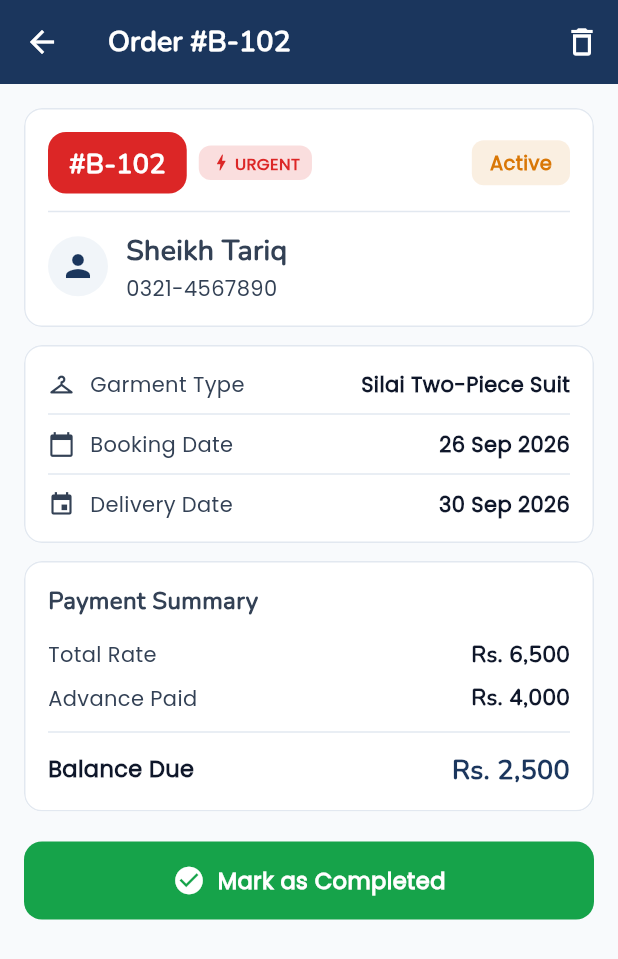
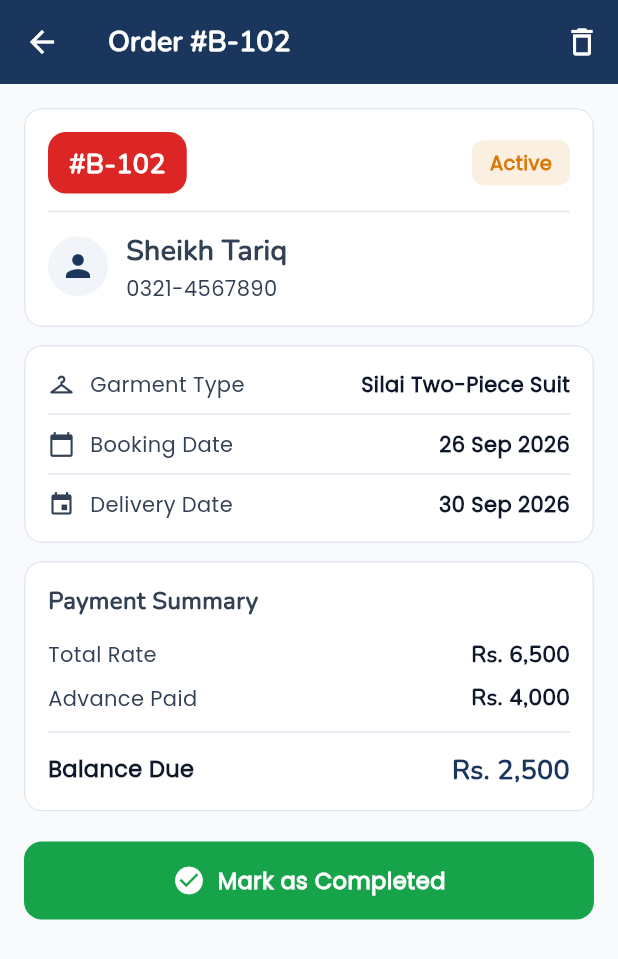
Before and after one commit to fazal-e-haq/DarziDairy, a Flutter app: the screen it shows after launch, after a tap on "Sheikh Tariq", on a phone screen of 412 x 824 dp. Shown: the top 959 px of the screen. Run offline on Flutter 3.47's test engine with Material 3 defaults, Android fonts, the phone set to English and light mode, and no system bars; our stand-ins replace go_router.

Commit message:
Remove redundant urgent pill label and its code from order cards and details

```diff
--- a/lib/features/orders/presentation/screens/order_detail_screen.dart
+++ b/lib/features/orders/presentation/screens/order_detail_screen.dart
@@ -83,31 +83,6 @@ class OrderDetailScreen extends StatelessWidget {
                             ),
                           ),
                         ),
-                        if (order.isUrgent) ...[
-                          const SizedBox(width: 8),
-                          Container(
-                            padding: const EdgeInsets.symmetric(horizontal: 8, vertical: 4),
-                            decoration: BoxDecoration(
-                              color: AppColors.statusError.withValues(alpha: 0.15),
-                              borderRadius: BorderRadius.circular(AppDimensions.radiusSmall),
-                            ),
-                            child: const Row(
-                              children: [
-                                Icon(Icons.bolt, color: AppColors.statusError, size: 14),
-                                SizedBox(width: 2),
-                                Text(
-                                  'URGENT',
-                                  style: TextStyle(
-                                    fontFamily: AppFonts.body,
-                                    color: AppColors.statusError,
-                                    fontSize: 11,
-                                    fontWeight: FontWeight.w700,
-                                  ),
-                                ),
-                              ],
-                            ),
-                          ),
-                        ],
                         const Spacer(),
                         Container(
                           padding: const EdgeInsets.symmetric(horizontal: 12, vertical: 6),
--- a/lib/shared/widgets/order_card.dart
+++ b/lib/shared/widgets/order_card.dart
@@ -56,15 +56,12 @@ class OrderCard extends StatelessWidget {
             child: Column(
               crossAxisAlignment: CrossAxisAlignment.start,
               children: [
-                // Top Row: Big Customer Name + Urgent Badge (if urgent) + Price
+                // Top Row: Big Customer Name + Price
                 Row(
                   crossAxisAlignment: CrossAxisAlignment.center,
                   children: [
                     // Big Customer Name
                     Expanded(
-                      child: Row(
-                        children: [
-                          Flexible(
                       child: Text(
                         order.customerName,
                         maxLines: 1,
@@ -76,48 +73,6 @@ class OrderCard extends StatelessWidget {
                           color: AppColors.primary,
                           letterSpacing: -0.3,
                         ),
-                            ),
-                          ),
-                          // Urgent Label (Clean pill with icon, no loud text)
-                          if (order.isUrgent) ...[
-                            const SizedBox(width: 8),
-                            Container(
-                              padding: const EdgeInsets.symmetric(
-                                horizontal: 7,
-                                vertical: 3,
-                              ),
-                              decoration: BoxDecoration(
-                                color: const Color(0xFFFEF2F2),
-                                borderRadius: BorderRadius.circular(6),
-                                border: Border.all(
-                                  color: const Color(0xFFFECACA),
-                                  width: 1,
-                                ),
-                              ),
-                              child: const Row(
-                                mainAxisSize: MainAxisSize.min,
-                                children: [
-                                  Icon(
-                                    Icons.flash_on_rounded,
-                                    size: 12,
-                                    color: Color(0xFFDC2626),
-                                  ),
-                                  SizedBox(width: 2),
-                                  Text(
-                                    'Urgent',
-                                    style: TextStyle(
-                                      fontFamily: AppFonts.body,
-                                      color: Color(0xFFDC2626),
-                                      fontSize: 11,
-                                      fontWeight: FontWeight.w700,
-                                      letterSpacing: 0.2,
-                                    ),
-                                  ),
-                                ],
-                              ),
-                            ),
-                          ],
-                        ],
                       ),
                     ),
                     const SizedBox(width: 12),
```
Also changed, not shown: 45 other files. Lines whose indentation alone changed are shown as unchanged.
